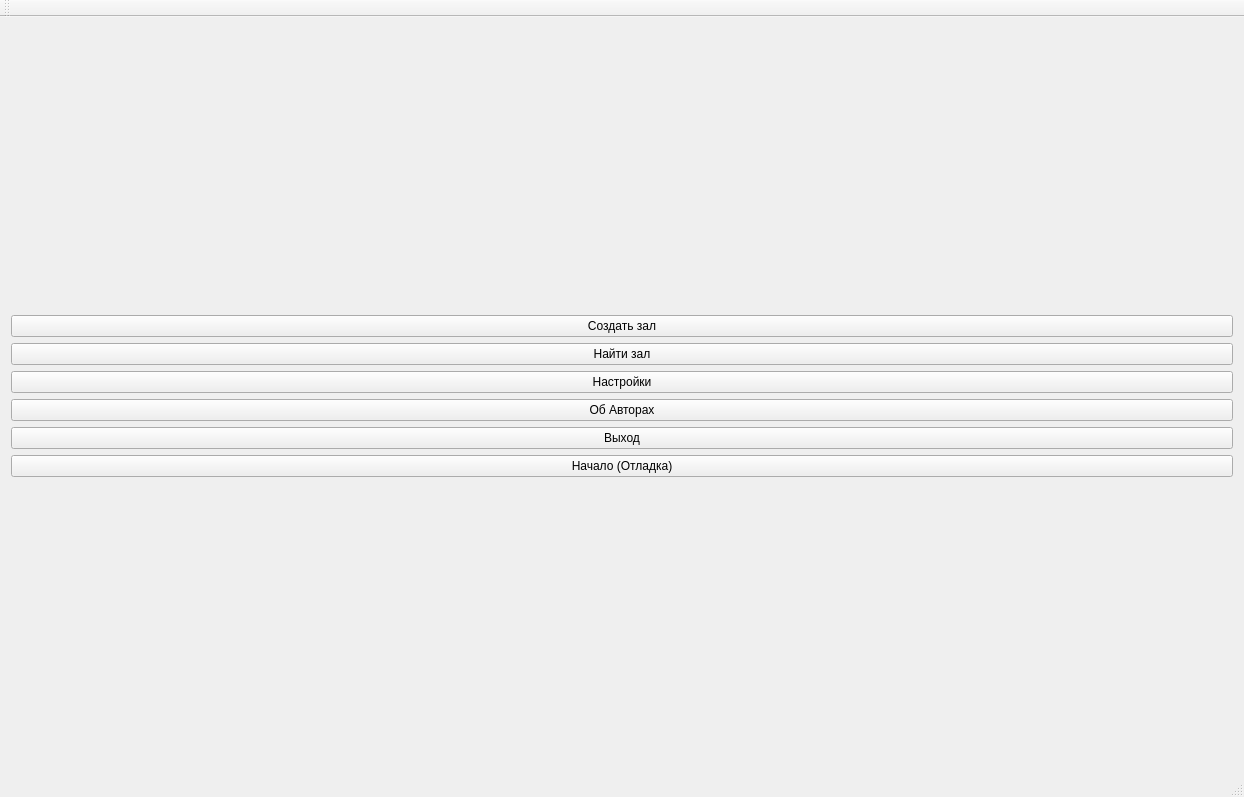
Old version of the form Nayda/Application/Before_The_Game/Before_The_Game.ui in the repository Mar94oK/Nayda.
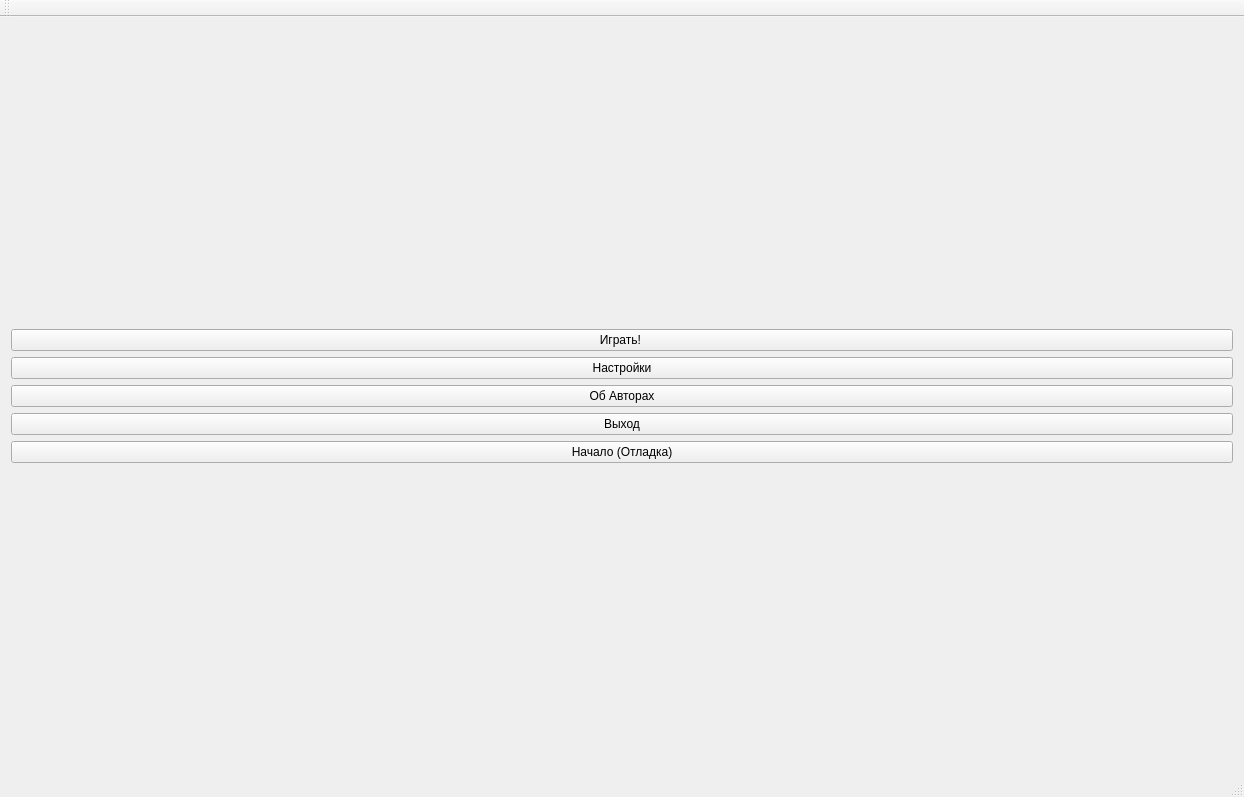
New version of the form.

Commit message: Main Menu of the "Before The Game" Reworking

What changed in the file:
```diff
--- a/Nayda/Application/Before_The_Game/Before_The_Game.ui
+++ b/Nayda/Application/Before_The_Game/Before_The_Game.ui
@@ -18,16 +18,12 @@
     <item row="0" column="0">
      <layout class="QVBoxLayout" name="verticalLayout">
       <item>
-       <widget class="QPushButton" name="Create_Lobby">
-        <property name="text">
-         <string>Создать зал</string>
+       <widget class="QPushButton" name="btn_Play">
+        <property name="contextMenuPolicy">
+         <enum>Qt::DefaultContextMenu</enum>
         </property>
-       </widget>
-      </item>
-      <item>
-       <widget class="QPushButton" name="Find_Lobby">
         <property name="text">
-         <string>Найти зал</string>
+         <string>Играть! </string>
         </property>
        </widget>
       </item>
```
The commit also changes 5 other files.
